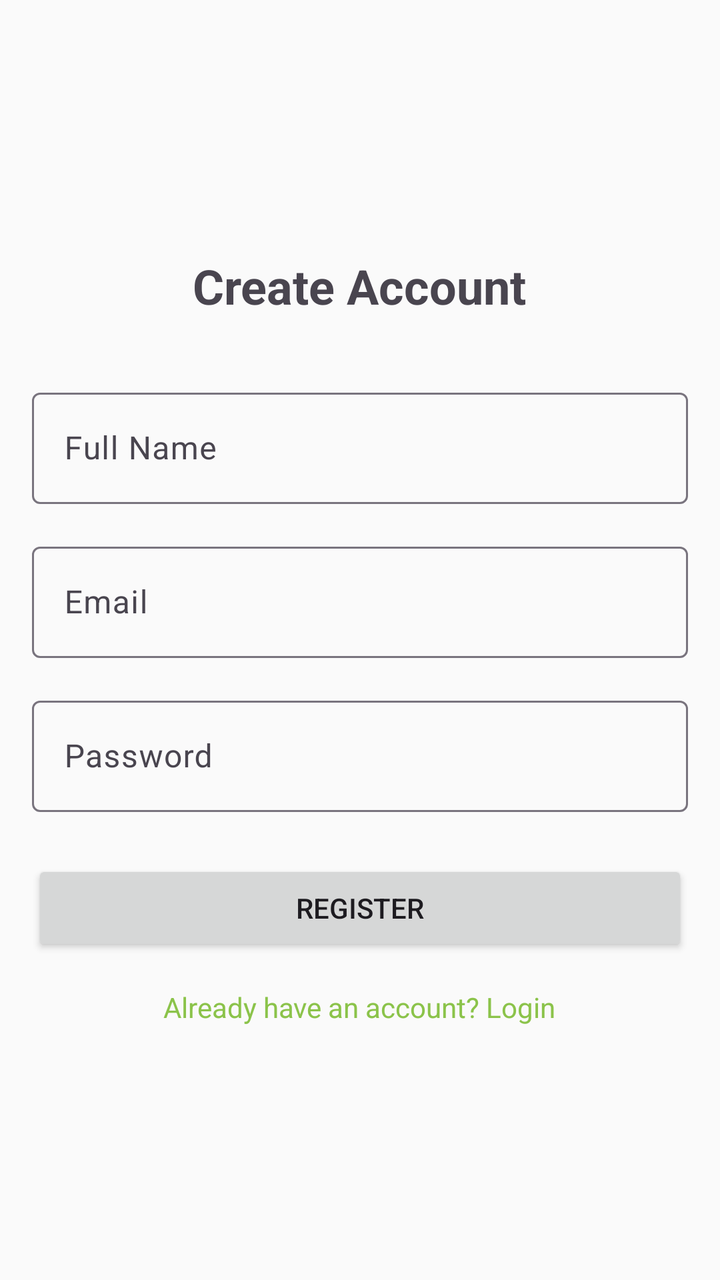
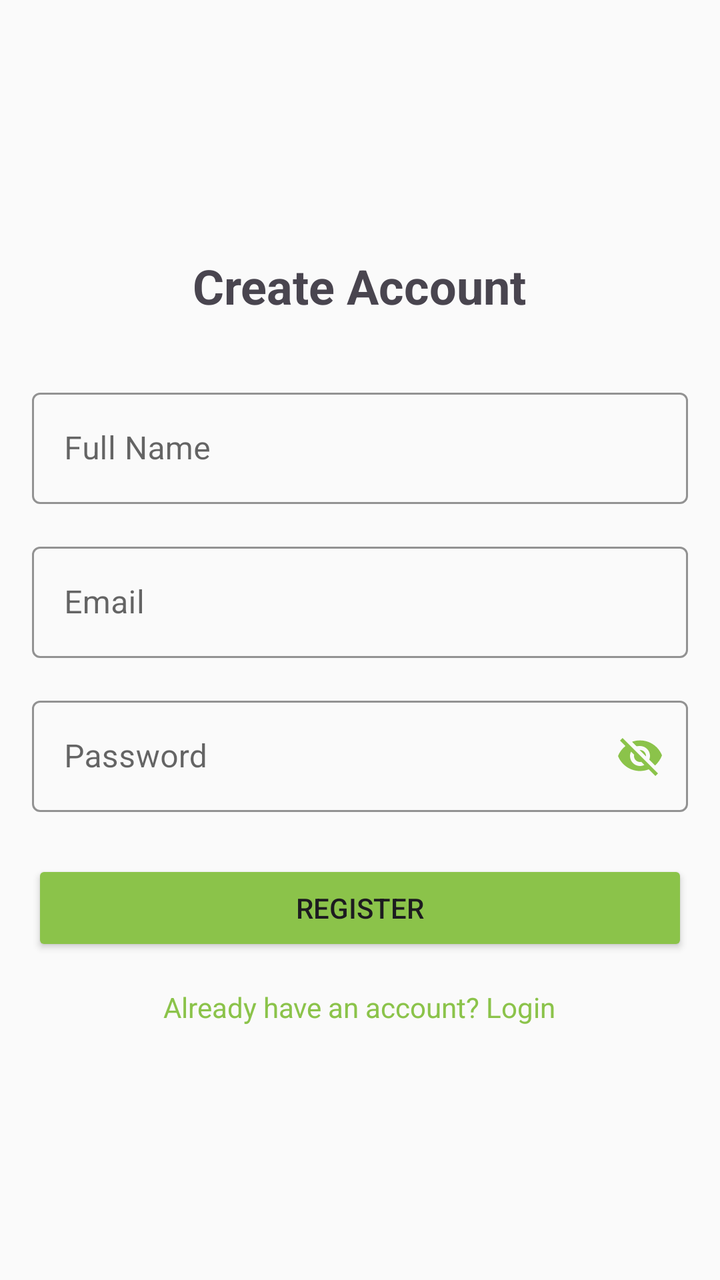

Before-and-after screenshots of an Android layout around one commit, followed by the original layout XML and the change that was made.
<!-- AndroidManifest.xml: application theme Theme.StudyBuddy -->
<!-- res/layout/fragment_register.xml -->
<?xml version="1.0" encoding="utf-8"?>
<LinearLayout xmlns:android="http://schemas.android.com/apk/res/android"
    android:layout_width="match_parent"
    android:layout_height="match_parent"
    android:gravity="center"
    android:orientation="vertical"
    android:padding="16dp">

    <TextView
        android:layout_width="wrap_content"
        android:layout_height="wrap_content"
        android:text="Create Account"
        android:textSize="24sp"
        android:textStyle="bold" />

    <com.google.android.material.textfield.TextInputLayout
        android:layout_width="match_parent"
        android:layout_height="wrap_content"
        android:layout_marginTop="32dp">

        <com.google.android.material.textfield.TextInputEditText
            android:id="@+id/nameEditText"
            android:layout_width="match_parent"
            android:layout_height="wrap_content"
            android:hint="Full Name"
            android:inputType="textPersonName" />
    </com.google.android.material.textfield.TextInputLayout>

    <com.google.android.material.textfield.TextInputLayout
        android:layout_width="match_parent"
        android:layout_height="wrap_content"
        android:layout_marginTop="16dp">

        <com.google.android.material.textfield.TextInputEditText
            android:id="@+id/emailEditText"
            android:layout_width="match_parent"
            android:layout_height="wrap_content"
            android:hint="Email"
            android:inputType="textEmailAddress" />
    </com.google.android.material.textfield.TextInputLayout>

    <com.google.android.material.textfield.TextInputLayout
        android:layout_width="match_parent"
        android:layout_height="wrap_content"
        android:layout_marginTop="16dp">

        <com.google.android.material.textfield.TextInputEditText
            android:id="@+id/passwordEditText"
            android:layout_width="match_parent"
            android:layout_height="wrap_content"
            android:hint="Password"
            android:inputType="textPassword" />
    </com.google.android.material.textfield.TextInputLayout>

    <Button
        android:id="@+id/registerButton"
        android:layout_width="match_parent"
        android:layout_height="wrap_content"
        android:layout_marginTop="24dp"
        android:text="Register" />

    <TextView
        android:id="@+id/loginTextView"
        android:layout_width="wrap_content"
        android:layout_height="wrap_content"
        android:layout_marginTop="16dp"
        android:text="Already have an account? Login"
        android:textColor="?attr/colorPrimary" />

</LinearLayout>
<!-- resources referenced by this layout -->
<resources>
  <style name="Theme.StudyBuddy" parent="Base.Theme.StudyBuddy" />
  <style name="Base.Theme.StudyBuddy" parent="Theme.Material3.DayNight.NoActionBar">
          
          <item name="colorPrimary">@color/green_primary</item>
          <item name="colorPrimaryVariant">@color/green_primary_variant</item>
          <item name="colorOnPrimary">@color/white</item>
  
          <item name="colorSecondary">@color/green_secondary</item>
          <item name="colorSecondaryVariant">@color/green_primary_variant</item>
          <item name="colorOnSecondary">@color/black</item>
  
          <item name="android:statusBarColor">?attr/colorPrimaryVariant</item>
          <item name="android:windowBackground">@color/background_white</item>
          <item name="colorSurface">@color/surface_white</item>
  
          
          <item name="colorOnSurface">@color/black</item>
          <item name="colorOnBackground">@color/black</item>
      </style>
  <color name="green_primary">#8BC34A</color>
  <color name="green_primary_variant">#689F38</color>
  <color name="white">#FFFFFFFF</color>
  <color name="green_secondary">#DCEDC8</color>
  <color name="black">#FF000000</color>
  <color name="background_white">#FAFAFA</color>
  <color name="surface_white">#FFFFFF</color>
</resources>

<!-- the commit's change to res/layout/fragment_register.xml (unified diff, before → after) -->
@@ -1,5 +1,6 @@
 <?xml version="1.0" encoding="utf-8"?>
 <LinearLayout xmlns:android="http://schemas.android.com/apk/res/android"
+    xmlns:app="http://schemas.android.com/apk/res-auto"
     android:layout_width="match_parent"
     android:layout_height="match_parent"
     android:gravity="center"
@@ -14,9 +15,12 @@
         android:textStyle="bold" />
 
     <com.google.android.material.textfield.TextInputLayout
+        style="@style/Widget.MaterialComponents.TextInputLayout.OutlinedBox"
         android:layout_width="match_parent"
         android:layout_height="wrap_content"
-        android:layout_marginTop="32dp">
+        android:layout_marginTop="32dp"
+        app:boxStrokeColor="@color/green_primary"
+        app:hintTextColor="@color/green_primary">
 
         <com.google.android.material.textfield.TextInputEditText
             android:id="@+id/nameEditText"
@@ -27,9 +31,12 @@
     </com.google.android.material.textfield.TextInputLayout>
 
     <com.google.android.material.textfield.TextInputLayout
+        style="@style/Widget.MaterialComponents.TextInputLayout.OutlinedBox"
         android:layout_width="match_parent"
         android:layout_height="wrap_content"
-        android:layout_marginTop="16dp">
+        android:layout_marginTop="16dp"
+        app:boxStrokeColor="@color/green_primary"
+        app:hintTextColor="@color/green_primary">
 
         <com.google.android.material.textfield.TextInputEditText
             android:id="@+id/emailEditText"
@@ -40,9 +47,15 @@
     </com.google.android.material.textfield.TextInputLayout>
 
     <com.google.android.material.textfield.TextInputLayout
+        style="@style/Widget.MaterialComponents.TextInputLayout.OutlinedBox"
         android:layout_width="match_parent"
         android:layout_height="wrap_content"
-        android:layout_marginTop="16dp">
+        android:layout_marginTop="16dp"
+        app:boxStrokeColor="@color/green_primary"
+        app:endIconDrawable="@drawable/sl_password_eye"
+        app:endIconMode="password_toggle"
+        app:endIconTint="@color/green_primary"
+        app:hintTextColor="@color/green_primary">
 
         <com.google.android.material.textfield.TextInputEditText
             android:id="@+id/passwordEditText"
@@ -57,6 +70,7 @@
         android:layout_width="match_parent"
         android:layout_height="wrap_content"
         android:layout_marginTop="24dp"
+        android:backgroundTint="@color/green_primary"
         android:text="Register" />
 
     <TextView
@@ -65,6 +79,6 @@
         android:layout_height="wrap_content"
         android:layout_marginTop="16dp"
         android:text="Already have an account? Login"
-        android:textColor="?attr/colorPrimary" />
+        android:textColor="@color/green_primary" />
 
 </LinearLayout>
<!-- resource entries referenced after the edit -->
@@ -1,6 +1,33 @@
 <!-- resources referenced by this layout -->
 <resources>
+  <color name="green_primary">#8BC34A</color>
+  <!-- drawable sl_password_eye (drawable) -->
+  <?xml version="1.0" encoding="utf-8"?>
+  <selector xmlns:android="http://schemas.android.com/apk/res/android">
+      <item android:drawable="@drawable/ic_eye_open" android:state_checked="true" />
+      <item android:drawable="@drawable/ic_eye_closed" />
+  </selector>
   <style name="Theme.StudyBuddy" parent="Base.Theme.StudyBuddy" />
+  <!-- drawable ic_eye_open (drawable) -->
+  <vector xmlns:android="http://schemas.android.com/apk/res/android"
+      android:width="24dp"
+      android:height="24dp"
+      android:viewportWidth="24"
+      android:viewportHeight="24">
+      <path
+          android:fillColor="#000000"
+          android:pathData="M12,4.5C7,4.5 2.73,7.61 1,12c1.73,4.39 6,7.5 11,7.5s9.27,-3.11 11,-7.5c-1.73,-4.39 -6,-7.5 -11,-7.5zM12,17c-2.76,0 -5,-2.24 -5,-5s2.24,-5 5,-5 5,2.24 5,5 -2.24,5 -5,5zm0,-8c-1.66,0 -3,1.34 -3,3s1.34,3 3,3 3,-1.34 3,-3 -1.34,-3 -3,-3z"/>
+  </vector>
+  <!-- drawable ic_eye_closed (drawable) -->
+  <vector xmlns:android="http://schemas.android.com/apk/res/android"
+      android:width="24dp"
+      android:height="24dp"
+      android:viewportWidth="24"
+      android:viewportHeight="24">
+      <path
+          android:fillColor="#000000"
+          android:pathData="M12,7c2.76,0 5,2.24 5,5 0,0.65 -0.13,1.26 -0.36,1.82l2.92,2.92c1.51,-1.39 2.72,-3.12 3.44,-5.04 -1.73,-4.39 -6,-7.5 -11,-7.5 -1.4,0 -2.74,0.25 -3.98,0.7l2.16,2.16C10.74,7.13 11.35,7 12,7zM2,4.27l2.28,2.28 0.46,0.46C3.08,8.3 1.78,10.02 1,12c1.73,4.39 6,7.5 11,7.5 1.55,0 3.03,-0.3 4.38,-0.84l0.42,0.42L19.73,22 21,20.73 3.27,3 2,4.27zM7.53,9.8l1.55,1.55c-0.05,0.21 -0.08,0.43 -0.08,0.65 0,1.66 1.34,3 3,3 0.22,0 0.44,-0.03 0.65,-0.08l1.55,1.55c-0.67,0.33 -1.41,0.53 -2.2,0.53 -2.76,0 -5,-2.24 -5,-5 0,-0.79 0.2,-1.53 0.53,-2.2zM11.84,9.02l3.15,3.15 0.02,-0.16c0,-1.66 -1.34,-3 -3,-3l-0.17,0.01z"/>
+  </vector>
   <style name="Base.Theme.StudyBuddy" parent="Theme.Material3.DayNight.NoActionBar">
           
           <item name="colorPrimary">@color/green_primary</item>
@@ -19,7 +46,6 @@
           <item name="colorOnSurface">@color/black</item>
           <item name="colorOnBackground">@color/black</item>
       </style>
-  <color name="green_primary">#8BC34A</color>
   <color name="green_primary_variant">#689F38</color>
   <color name="white">#FFFFFFFF</color>
   <color name="green_secondary">#DCEDC8</color>
